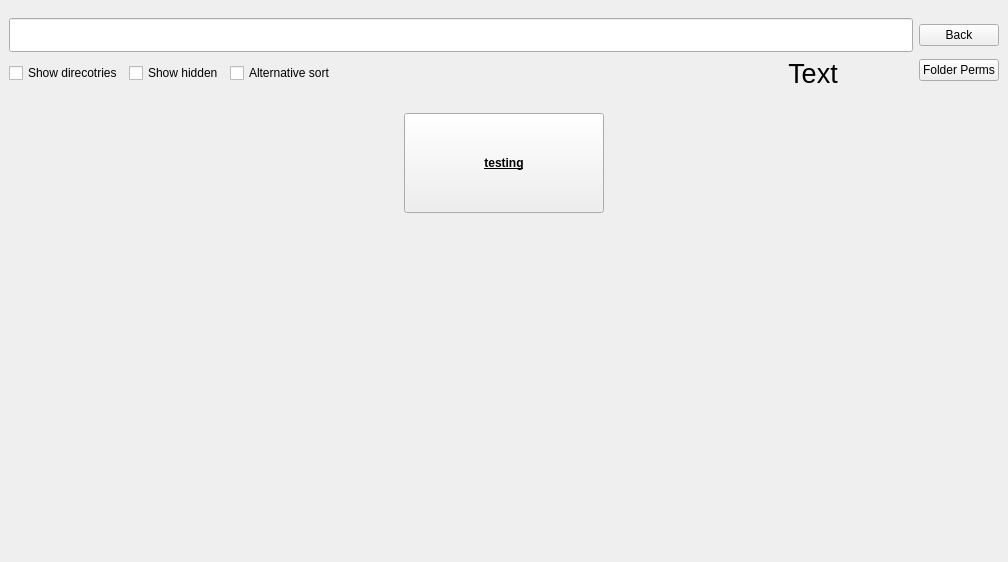
Before: the Qt Designer form qtui.ui in codaloc/PermissionManager, drawn with Qt 5.
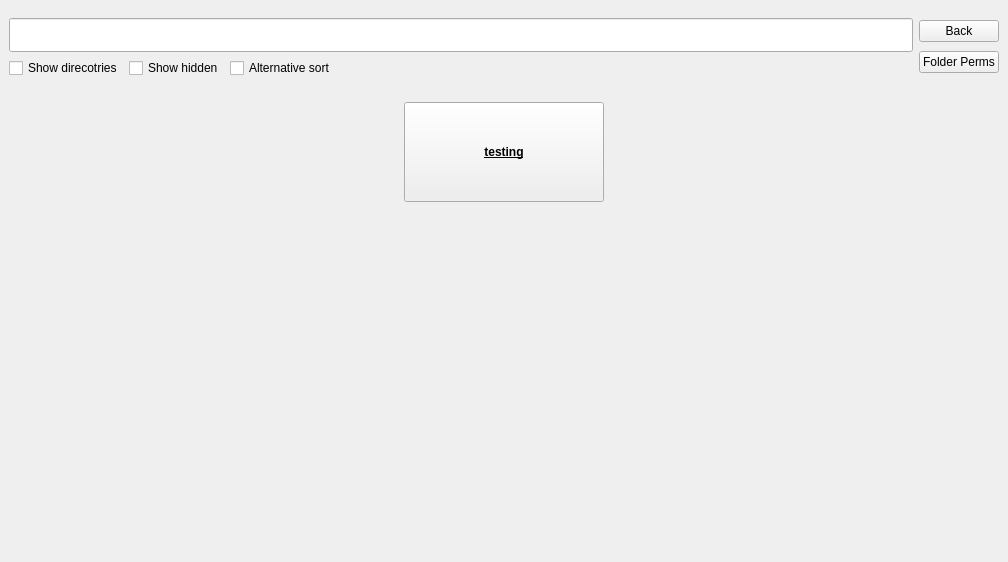
After: the same form once the commit is applied.

Patch:
```diff
--- a/qtui.ui
+++ b/qtui.ui
@@ -86,30 +86,6 @@
             </property>
            </spacer>
           </item>
-          <item>
-           <widget class="QLabel" name="text_label">
-            <property name="minimumSize">
-             <size>
-              <width>200</width>
-              <height>0</height>
-             </size>
-            </property>
-            <property name="font">
-             <font>
-              <pointsize>20</pointsize>
-             </font>
-            </property>
-            <property name="mouseTracking">
-             <bool>false</bool>
-            </property>
-            <property name="text">
-             <string>Text</string>
-            </property>
-            <property name="alignment">
-             <set>Qt::AlignCenter</set>
-            </property>
-           </widget>
-          </item>
          </layout>
         </item>
        </layout>
```
